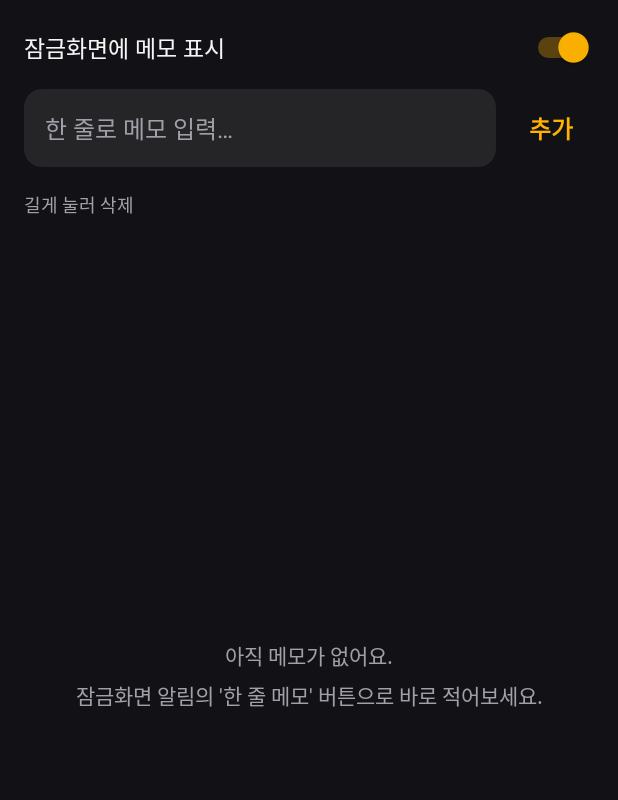
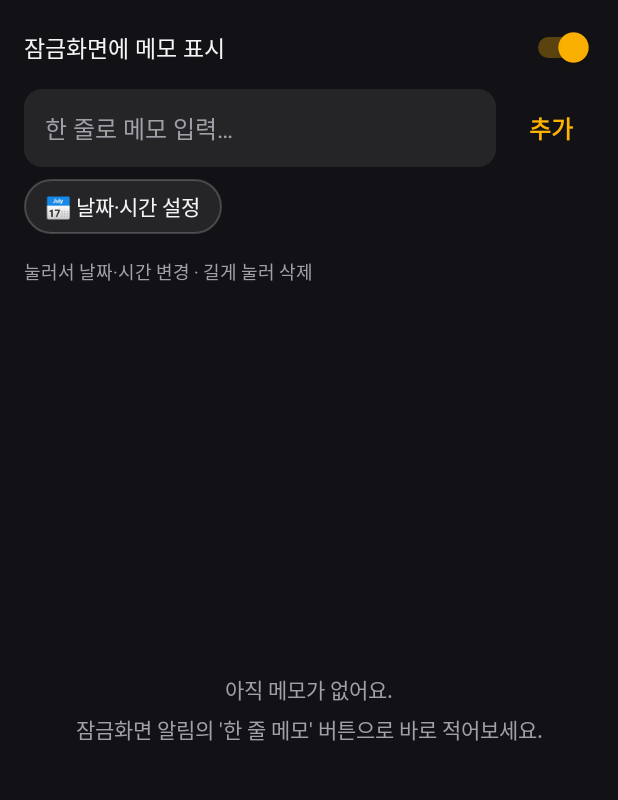
Before and after one commit to akskekekdk/lockedscreenmemoapp, an Android app: the screen it shows after launch (MainActivity), after a tap on "추가", on a phone screen of 412 x 824 dp, the part 78-878 px from its top. Run offline under Robolectric (Android 15) with nearby library versions, the phone set to English and light mode, and no system bars.

Commit message:
Add date and time to memos and show them on the lock screen
Each memo can carry an optional date/time, picked from the main screen or
the lock screen quick-memo window. The lock screen notification shows it
as "오늘 14:00 · memo", lists upcoming items first, marks past ones, and
re-renders at the next due time and at midnight.

Co-Authored-By: Claude Opus 5.5 <noreply@anthropic.com>
Claude-Session: https://claude.ai/code/session_01PMiXBwfPzD8DS9rR8FjaXA

```diff
--- a/app/src/main/AndroidManifest.xml
+++ b/app/src/main/AndroidManifest.xml
@@ -43,6 +43,8 @@
             <intent-filter>
                 <action android:name="android.intent.action.BOOT_COMPLETED" />
                 <action android:name="android.intent.action.MY_PACKAGE_REPLACED" />
+                <action android:name="android.intent.action.TIME_SET" />
+                <action android:name="android.intent.action.TIMEZONE_CHANGED" />
             </intent-filter>
         </receiver>
 
--- /dev/null
+++ b/app/src/main/java/com/lockmemo/app/DueChooser.kt
@@ -0,0 +1,24 @@
+package com.lockmemo.app
+
+import android.app.Activity
+import android.view.View
+import android.widget.TextView
+
+/** 입력창 아래 "📅 날짜·시간 설정" 칩과 ✕ 버튼을 묶어 선택한 값을 들고 있는다. */
+class DueChooser(private val activity: Activity) {
+    private val button: TextView = activity.findViewById(R.id.due_button)
+    private val clear: View = activity.findViewById(R.id.due_clear)
+
+    var due: Long? = null
+        set(value) {
+            field = value
+            button.text = value?.let { activity.getString(R.string.due_chip, DueFormat.format(activity, it)) }
+                ?: activity.getString(R.string.add_due)
+            clear.visibility = if (value == null) View.GONE else View.VISIBLE
+        }
+
+    init {
+        button.setOnClickListener { DueFormat.pick(activity, due) { due = it } }
+        clear.setOnClickListener { due = null }
+    }
+}
--- a/app/src/main/java/com/lockmemo/app/MainActivity.kt
+++ b/app/src/main/java/com/lockmemo/app/MainActivity.kt
@@ -26,6 +26,7 @@ import java.util.Locale
 class MainActivity : Activity() {
     private lateinit var input: EditText
     private lateinit var emptyView: TextView
+    private lateinit var dueChooser: DueChooser
     private val adapter = MemoAdapter()
 
     override fun onCreate(savedInstanceState: Bundle?) {
@@ -34,9 +35,11 @@ class MainActivity : Activity() {
 
         input = findViewById(R.id.memo_input)
         emptyView = findViewById(R.id.empty_view)
+        dueChooser = DueChooser(this)
         val list = findViewById<ListView>(R.id.memo_list)
         list.adapter = adapter
         list.emptyView = emptyView
+        list.setOnItemClickListener { _, _, position, _ -> editDue(adapter.getItem(position)) }
         list.setOnItemLongClickListener { _, _, position, _ ->
             confirmDelete(adapter.getItem(position))
             true
@@ -108,11 +111,30 @@ class MainActivity : Activity() {
     }
 
     private fun addMemo() {
-        if (MemoStore.add(this, input.text.toString())) {
+        if (MemoStore.add(this, input.text.toString(), dueChooser.due)) {
             input.text.clear()
+            dueChooser.due = null
             reload()
             MemoNotifier.refresh(this)
         }
+    }
+
+    private fun editDue(memo: Memo) {
+        val apply = { due: Long? ->
+            MemoStore.setDue(this, memo, due)
+            reload()
+            MemoNotifier.refresh(this)
+        }
+        if (memo.due == null) {
+            DueFormat.pick(this, null) { apply(it) }
+            return
+        }
+        AlertDialog.Builder(this)
+            .setTitle(memo.text)
+            .setItems(arrayOf(getString(R.string.change_due), getString(R.string.remove_due))) { _, which ->
+                if (which == 0) DueFormat.pick(this, memo.due) { apply(it) } else apply(null)
+            }
+            .show()
     }
 
     private fun confirmDelete(memo: Memo) {
@@ -128,7 +150,7 @@ class MainActivity : Activity() {
     }
 
     private fun reload() {
-        adapter.memos = MemoStore.all(this)
+        adapter.memos = MemoStore.sorted(this)
         adapter.notifyDataSetChanged()
     }
 
@@ -144,7 +166,14 @@ class MainActivity : Activity() {
             val view = convertView ?: layoutInflater.inflate(R.layout.item_memo, parent, false)
             val memo = memos[position]
             view.findViewById<TextView>(R.id.memo_text).text = memo.text
-            view.findViewById<TextView>(R.id.memo_time).text = timeFormat.format(Date(memo.time))
+            val created = getString(R.string.created_at, timeFormat.format(Date(memo.time)))
+            val dueView = view.findViewById<TextView>(R.id.memo_due)
+            dueView.visibility = if (memo.due == null) View.GONE else View.VISIBLE
+            if (memo.due != null) {
+                dueView.text = getString(R.string.due_chip, DueFormat.format(this@MainActivity, memo.due))
+                dueView.setTextColor(getColor(if (memo.due < System.currentTimeMillis()) R.color.text_secondary else R.color.accent))
+            }
+            view.findViewById<TextView>(R.id.memo_time).text = created
             return view
         }
     }
--- a/app/src/main/java/com/lockmemo/app/MemoNotifier.kt
+++ b/app/src/main/java/com/lockmemo/app/MemoNotifier.kt
@@ -1,6 +1,7 @@
 package com.lockmemo.app
 
 import android.Manifest
+import android.app.AlarmManager
 import android.app.NotificationChannel
 import android.app.NotificationManager
 import android.app.PendingIntent
@@ -12,9 +13,6 @@ import androidx.core.app.NotificationCompat
 import androidx.core.app.NotificationManagerCompat
 import androidx.core.app.RemoteInput
 import androidx.core.content.ContextCompat
-import java.text.SimpleDateFormat
-import java.util.Date
-import java.util.Locale
 
 /**
  * 잠금화면에 항상 떠 있는 메모 알림.
@@ -73,7 +71,10 @@ object MemoNotifier {
 
     /** 설정에 따라 알림을 띄우거나 내린다. 메모가 바뀔 때마다 호출. */
     fun refresh(context: Context) {
+        val alarms = context.getSystemService(AlarmManager::class.java)
+        val refreshIntent = actionIntent(context, MemoActionReceiver.ACTION_REPOST, 4)
         if (!MemoStore.isLockScreenEnabled(context)) {
+            alarms.cancel(refreshIntent)
             NotificationManagerCompat.from(context).cancel(NOTIFICATION_ID)
             return
         }
@@ -81,21 +82,29 @@ object MemoNotifier {
         ensureChannel(context)
         @Suppress("MissingPermission")
         NotificationManagerCompat.from(context).notify(NOTIFICATION_ID, build(context))
+
+        // 메모 시각이 지나거나 날짜가 바뀌면("내일" → "오늘") 표시를 다시 그린다.
+        // 정확할 필요는 없어서 정확한 알람 권한 없이 쓸 수 있는 방식을 쓴다.
+        val now = System.currentTimeMillis()
+        val nextDue = MemoStore.all(context).mapNotNull { it.due }.filter { it > now }.minOrNull()
+        val next = minOf(nextDue ?: Long.MAX_VALUE, DueFormat.nextMidnight(now))
+        alarms.setAndAllowWhileIdle(AlarmManager.RTC, next, refreshIntent)
     }
 
     private fun build(context: Context): android.app.Notification {
-        val memos = MemoStore.all(context)
-        val timeFormat = SimpleDateFormat("M/d HH:mm", Locale.getDefault())
+        val now = System.currentTimeMillis()
+        val memos = MemoStore.sorted(context, now)
 
         val style = NotificationCompat.InboxStyle()
-        memos.take(PREVIEW_LINES).forEach { style.addLine("${timeFormat.format(Date(it.time))}  ${it.text}") }
+        memos.take(PREVIEW_LINES).forEach { style.addLine(DueFormat.line(context, it, now)) }
         if (memos.size > PREVIEW_LINES) {
             style.setSummaryText(context.getString(R.string.more_memos, memos.size - PREVIEW_LINES))
         }
 
         val title = if (memos.isEmpty()) context.getString(R.string.empty_title)
         else context.getString(R.string.memo_count, memos.size)
-        val summary = memos.firstOrNull()?.text ?: context.getString(R.string.empty_hint)
+        val summary = memos.firstOrNull()?.let { DueFormat.line(context, it, now) }
+            ?: context.getString(R.string.empty_hint)
 
         val remoteInput = RemoteInput.Builder(KEY_TEXT)
             .setLabel(context.getString(R.string.input_hint))
--- a/app/src/main/java/com/lockmemo/app/MemoStore.kt
+++ b/app/src/main/java/com/lockmemo/app/MemoStore.kt
@@ -4,7 +4,8 @@ import android.content.Context
 import org.json.JSONArray
 import org.json.JSONObject
 
-data class Memo(val time: Long, val text: String)
+/** [time]: 작성 시각(식별자 겸용), [due]: 사용자가 지정한 날짜·시간(없으면 null) */
+data class Memo(val time: Long, val text: String, val due: Long? = null)
 
 /** 한 줄 메모를 SharedPreferences에 JSON 배열로 저장한다. 최신 메모가 맨 앞. */
 object MemoStore {
@@ -22,27 +23,47 @@ object MemoStore {
         val array = JSONArray(raw)
         return (0 until array.length()).map {
             val obj = array.getJSONObject(it)
-            Memo(obj.getLong("t"), obj.getString("m"))
+            Memo(obj.getLong("t"), obj.getString("m"), if (obj.has("d")) obj.getLong("d") else null)
         }
+    }
+
+    /**
+     * 보여줄 순서: 다가오는 날짜 메모(가까운 순) → 날짜 없는 메모(최신 순) → 지난 날짜 메모(최근 지난 순).
+     */
+    fun sorted(context: Context, now: Long = System.currentTimeMillis()): List<Memo> {
+        val memos = all(context)
+        val upcoming = memos.filter { it.due != null && it.due >= now }.sortedBy { it.due }
+        val undated = memos.filter { it.due == null }
+        val past = memos.filter { it.due != null && it.due < now }.sortedByDescending { it.due }
+        return upcoming + undated + past
     }
 
     /** 줄바꿈은 공백으로 합쳐 항상 한 줄로 저장한다. 빈 메모면 false. */
     @Synchronized
-    fun add(context: Context, text: String): Boolean {
+    fun add(context: Context, text: String, due: Long? = null): Boolean {
         val line = text.replace(Regex("\\s+"), " ").trim()
         if (line.isEmpty()) return false
-        save(context, (listOf(Memo(System.currentTimeMillis(), line)) + all(context)).take(MAX_MEMOS))
+        save(context, (listOf(Memo(System.currentTimeMillis(), line, due)) + all(context)).take(MAX_MEMOS))
         return true
     }
 
     @Synchronized
+    fun setDue(context: Context, memo: Memo, due: Long?) {
+        save(context, all(context).map { if (it.time == memo.time) it.copy(due = due) else it })
+    }
+
+    @Synchronized
     fun remove(context: Context, memo: Memo) {
-        save(context, all(context) - memo)
+        save(context, all(context).filterNot { it.time == memo.time })
     }
 
     private fun save(context: Context, memos: List<Memo>) {
         val array = JSONArray()
-        memos.forEach { array.put(JSONObject().put("t", it.time).put("m", it.text)) }
+        memos.forEach {
+            val obj = JSONObject().put("t", it.time).put("m", it.text)
+            if (it.due != null) obj.put("d", it.due)
+            array.put(obj)
+        }
         prefs(context).edit().putString(KEY_MEMOS, array.toString()).apply()
     }
 
--- a/app/src/main/java/com/lockmemo/app/QuickMemoActivity.kt
+++ b/app/src/main/java/com/lockmemo/app/QuickMemoActivity.kt
@@ -17,6 +17,7 @@ import android.widget.Toast
  */
 class QuickMemoActivity : Activity() {
     private lateinit var input: EditText
+    private lateinit var dueChooser: DueChooser
 
     override fun onCreate(savedInstanceState: Bundle?) {
         super.onCreate(savedInstanceState)
@@ -31,6 +32,7 @@ class QuickMemoActivity : Activity() {
         setFinishOnTouchOutside(true)
 
         input = findViewById(R.id.quick_input)
+        dueChooser = DueChooser(this)
         input.setOnEditorActionListener { _, actionId, event ->
             val enter = event?.keyCode == KeyEvent.KEYCODE_ENTER && event.action == KeyEvent.ACTION_DOWN
             if (actionId == EditorInfo.IME_ACTION_DONE || enter) {
@@ -46,7 +48,7 @@ class QuickMemoActivity : Activity() {
     }
 
     private fun save() {
-        if (MemoStore.add(this, input.text.toString())) {
+        if (MemoStore.add(this, input.text.toString(), dueChooser.due)) {
             MemoNotifier.refresh(this)
             Toast.makeText(this, R.string.saved, Toast.LENGTH_SHORT).show()
             finish()
--- /dev/null
+++ b/app/src/main/res/drawable/bg_chip.xml
@@ -0,0 +1,5 @@
+<shape xmlns:android="http://schemas.android.com/apk/res/android" android:shape="rectangle">
+    <solid android:color="#14FFFFFF" />
+    <stroke android:width="1dp" android:color="#33FFFFFF" />
+    <corners android:radius="18dp" />
+</shape>
--- a/app/src/main/res/layout/activity_main.xml
+++ b/app/src/main/res/layout/activity_main.xml
@@ -100,6 +100,38 @@
             android:textStyle="bold" />
     </LinearLayout>
 
+    <LinearLayout
+        android:layout_width="match_parent"
+        android:layout_height="wrap_content"
+        android:layout_marginTop="8dp"
+        android:gravity="center_vertical"
+        android:orientation="horizontal">
+
+        <TextView
+            android:id="@+id/due_button"
+            android:layout_width="wrap_content"
+            android:layout_height="wrap_content"
+            android:background="@drawable/bg_chip"
+            android:paddingHorizontal="14dp"
+            android:paddingVertical="8dp"
+            android:text="@string/add_due"
+            android:textColor="@color/text_primary"
+            android:textSize="14sp" />
+
+        <TextView
+            android:id="@+id/due_clear"
+            android:layout_width="wrap_content"
+            android:layout_height="wrap_content"
+            android:layout_marginStart="4dp"
+            android:background="?android:attr/selectableItemBackgroundBorderless"
+            android:contentDescription="@string/clear_due"
+            android:padding="8dp"
+            android:text="@string/clear_symbol"
+            android:textColor="@color/text_secondary"
+            android:textSize="14sp"
+            android:visibility="gone" />
+    </LinearLayout>
+
     <TextView
         android:layout_width="wrap_content"
         android:layout_height="wrap_content"
--- a/app/src/main/res/values/strings.xml
+++ b/app/src/main/res/values/strings.xml
@@ -19,11 +19,22 @@
     <string name="list_empty">아직 메모가 없어요.\n잠금화면 알림의 \'한 줄 메모\' 버튼으로 바로 적어보세요.</string>
     <string name="delete">삭제</string>
     <string name="delete_confirm">\"%1$s\" 메모를 삭제할까요?</string>
-    <string name="list_help">길게 눌러 삭제</string>
+    <string name="list_help">눌러서 날짜·시간 변경 · 길게 눌러 삭제</string>
     <string name="problem_notifications_off">알림이 꺼져 있어서 잠금화면에 메모가 표시되지 않아요.</string>
     <string name="problem_channel_off">\'잠금화면 메모\' 알림 종류가 꺼져 있어요.</string>
     <string name="problem_channel_silent">\'잠금화면 메모\' 알림이 무음으로 설정되어 있어요. 무음 알림은 잠금화면에서 숨겨져요. \'기본\'으로 바꿔주세요.</string>
     <string name="problem_channel_secret">\'잠금화면 메모\' 알림이 잠금화면에서 숨김으로 설정되어 있어요.</string>
     <string name="open_settings">알림 설정 열기</string>
     <string name="lockscreen_tip">여전히 잠금화면에 안 보이면 휴대폰 설정 → 알림 → 잠금화면 알림에서\n• \'모든 내용 표시\'(또는 \'민감한 내용 표시\')를 켜고\n• 삼성: 알림 스타일을 \'아이콘만\' 대신 \'상세 정보\'로\n• 픽셀: \'무음 알림 숨기기\'를 끄세요.</string>
+    <string name="add_due">📅 날짜·시간 설정</string>
+    <string name="clear_due">날짜·시간 지우기</string>
+    <string name="today">오늘</string>
+    <string name="tomorrow">내일</string>
+    <string name="yesterday">어제</string>
+    <string name="past_label">%1$s (지남)</string>
+    <string name="change_due">날짜·시간 변경</string>
+    <string name="remove_due">날짜·시간 없애기</string>
+    <string name="created_at">작성 %1$s</string>
+    <string name="due_chip">📅 %1$s</string>
+    <string name="clear_symbol">✕</string>
 </resources>
```
Also changed, not shown: app/src/main/java/com/lockmemo/app/BootReceiver.kt (+7 -5 lines), app/src/main/java/com/lockmemo/app/DueFormat.kt (added, +79 -0 lines), app/src/main/res/layout/activity_quick_memo.xml (+32 -0 lines), app/src/main/res/layout/item_memo.xml (+9 -0 lines), 1 other file.
